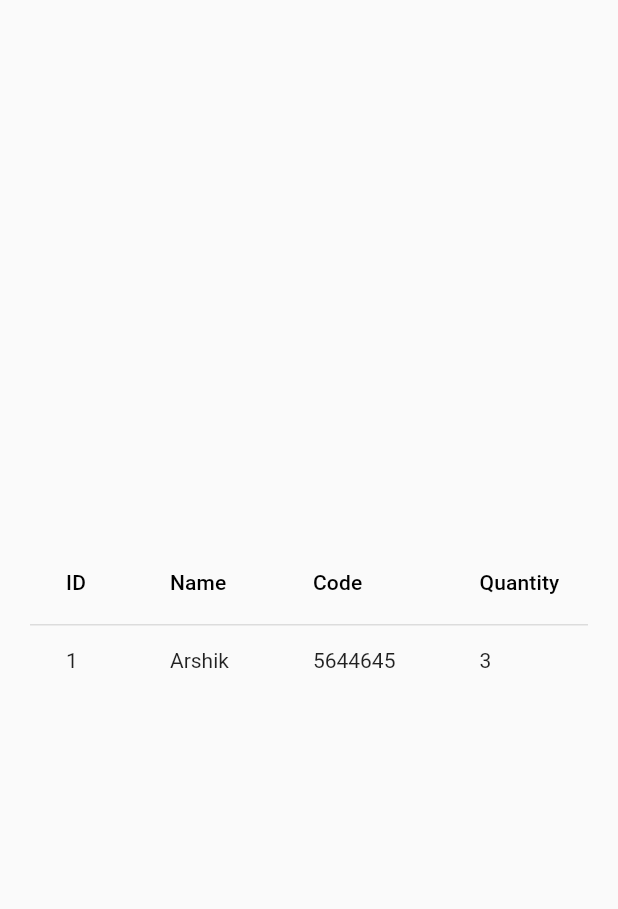
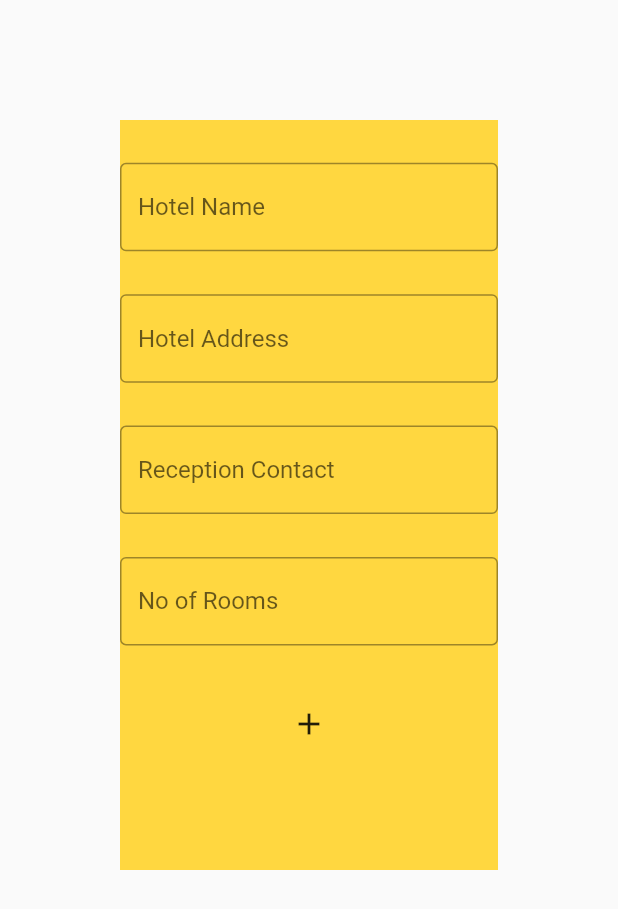
Before and after one commit to NaseerAhmed3/Travelzen, a Flutter app: the Hotels_list screen opened directly, on a phone screen of 412 x 824 dp. Shown: the top 909 px of the screen. Run offline on Flutter 3.47's test engine with Material 2 defaults, Android fonts, the light colour scheme and no system bars; our stand-ins replace cloud_firestore, firebase_auth, firebase_core; missing offline and left inert: dart:ffi; accounts and stored records are empty.

Commit message:
databes added

```diff
--- a/lib/adminpage/dashboard/hotels.dart
+++ b/lib/adminpage/dashboard/hotels.dart
@@ -1,5 +1,9 @@
-// ignore_for_file: camel_case_types
+// ignore_for_file: camel_case_types, dead_code
 
+import 'dart:ffi';
+
+import 'package:cloud_firestore/cloud_firestore.dart';
+import 'package:firebase_auth/firebase_auth.dart';
 import 'package:flutter/material.dart';
 
 class Hotels extends StatefulWidget {
@@ -28,40 +32,118 @@ class _HotelsState extends State<Hotels> {
   }
 }
 
-class Hotels_list extends StatelessWidget {
+// output data class
+class Hotels_list extends StatefulWidget {
   const Hotels_list({super.key});
+
+  @override
+  State<Hotels_list> createState() => _Hotels_listState();
+}
+
+String data = '';
+String id = '';
+final hotel_name = TextEditingController();
+final address = TextEditingController();
+final r_contact = TextEditingController();
+final rooms = TextEditingController();
+
+class _Hotels_listState extends State<Hotels_list> {
+  Future<String> getData() async {
+    await FirebaseFirestore.instance
+        .collection('travelzen')
+        .doc('Hotels1')
+        .get()
+        .then((DocumentSnapshot documentSnapshot) {
+      if (documentSnapshot.exists) {
+        data = documentSnapshot.data().toString();
+      } else {
+        print('Document does not exist on the database');
+      }
+    });
+    return data;
+  }
+
+  Future createUser(
+      {required String hotel_name, address, r_contact, rooms}) async {
+    final docs = await FirebaseFirestore.instance.collection('travelzen').doc();
+    final json = {
+      'id': docs.id,
+      'Hotel Name': hotel_name,
+      'Address': address,
+      'r_contact': r_contact,
+      'rooms': rooms,
+    };
+    await docs.set(json);
+  }
 
   @override
   Widget build(BuildContext context) {
     return Scaffold(
-      body: Center(
+      body: Padding(
+        padding: const EdgeInsets.all(80.0),
         child: Container(
-            margin: const EdgeInsets.all(20),
-            child: DataTable(columns: const [
-              DataColumn(
-                label: Text('ID'),
+          color: Colors.amberAccent,
+          height: 500,
+          width: 500,
+          child: Column(
+            mainAxisAlignment: MainAxisAlignment.spaceEvenly,
+            children: [
+              TextField(
+                decoration: InputDecoration(
+                    border: OutlineInputBorder(), hintText: "Hotel Name"),
+                controller: hotel_name,
               ),
-              DataColumn(
-                label: Text('Name'),
+              TextField(
+                decoration: InputDecoration(
+                    border: OutlineInputBorder(), hintText: "Hotel Address"),
+                controller: address,
               ),
-              DataColumn(
-                label: Text('Code'),
+              TextField(
+                controller: r_contact,
+                decoration: InputDecoration(
+                    border: OutlineInputBorder(),
+                    hintText: "Reception Contact"),
+                keyboardType: TextInputType.number,
               ),
-              DataColumn(
-                label: Text('Quantity'),
+              TextField(
+                controller: rooms,
+                decoration: InputDecoration(
+                    border: OutlineInputBorder(), hintText: "No of Rooms"),
+                keyboardType: TextInputType.number,
               ),
-              DataColumn(
-                label: Text('Amount'),
+              IconButton(
+                icon: Icon(Icons.add),
+                onPressed: () {
+                  final Hotel_Name = hotel_name.text;
+                  final Address = address.text;
+                  final Reception_contact = r_contact.text;
+                  final Rooms = rooms.text;
+                  createUser(
+                    hotel_name: Hotel_Name,
+                    address: Address,
+                    r_contact: Reception_contact,
+                    rooms: Rooms,
+                  );
+                },
               ),
-            ], rows: const [
-              DataRow(cells: [
-                DataCell(Text('1')),
-                DataCell(Text('Arshik')),
-                DataCell(Text('5644645')),
-                DataCell(Text('3')),
-                DataCell(Text('265\$')),
-              ])
-            ])),
+              FutureBuilder<String>(
+                future: getData(),
+                builder:
+                    (BuildContext context, AsyncSnapshot<String> snapshot) {
+                  if (snapshot.connectionState == ConnectionState.done) {
+                    if (snapshot.hasData) {
+                      return Text(snapshot.data.toString());
+                    } else {
+                      return Text('No data available');
+                    }
+                  } else {
+                    return Center(child: Text(data));
+                  }
+                },
+              ),
+            ],
+          ),
+        ),
       ),
     );
   }
--- a/pubspec.yaml
+++ b/pubspec.yaml
@@ -38,6 +38,8 @@ dependencies:
   cupertino_icons: ^1.0.2
   cloud_firestore: ^4.5.0
   firebase_auth: ^4.4.0
+  firebase_core_web: ^2.3.0
+  firebase_database: ^10.1.0
 
 dev_dependencies:
   flutter_test:
```
Also changed, not shown: lib/adminpage/dashboard/example.dart (added, +93 -0 lines), pubspec.lock, 1 other file.
